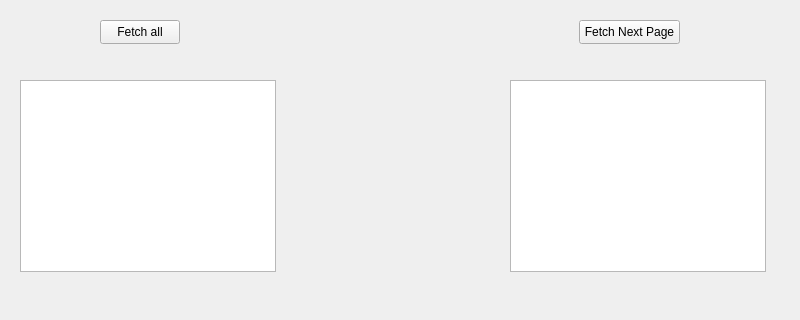
The window that rest-coro/client/mainwindow.ui (alkatzo/qt-coro-client) describes before a commit, drawn with Qt 5; both pictures show x 0 to 800 and y 0 to 320 of the 800 by 600 pixel window.
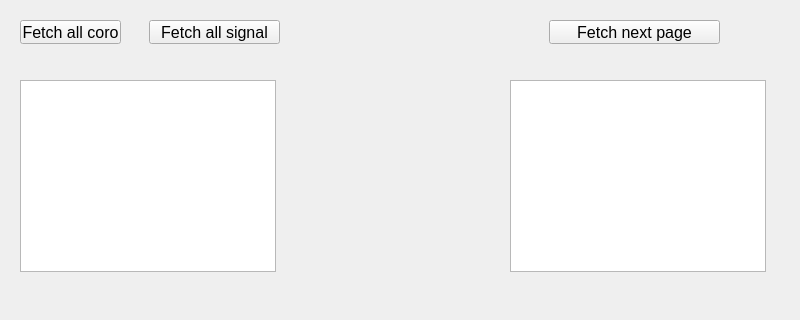
The same window after the commit.

Commit message: " works perfect with signals and coros and on-demand"

Patch:
```diff
--- a/rest-coro/client/mainwindow.ui
+++ b/rest-coro/client/mainwindow.ui
@@ -17,14 +17,22 @@
    <widget class="QPushButton" name="pbStart">
     <property name="geometry">
      <rect>
-      <x>100</x>
+      <x>20</x>
       <y>20</y>
-      <width>80</width>
+      <width>101</width>
       <height>24</height>
      </rect>
     </property>
+    <property name="font">
+     <font>
+      <pointsize>12</pointsize>
+     </font>
+    </property>
+    <property name="toolTip">
+     <string>Fetch full result using coro</string>
+    </property>
     <property name="text">
-     <string>Fetch all</string>
+     <string>Fetch all coro</string>
     </property>
    </widget>
    <widget class="QListView" name="listViewPaged">
@@ -50,14 +58,40 @@
    <widget class="QPushButton" name="pushByPage">
     <property name="geometry">
      <rect>
-      <x>579</x>
+      <x>549</x>
       <y>20</y>
-      <width>101</width>
+      <width>171</width>
       <height>24</height>
      </rect>
     </property>
+    <property name="font">
+     <font>
+      <pointsize>12</pointsize>
+     </font>
+    </property>
+    <property name="toolTip">
+     <string>Load next page on demand</string>
+    </property>
     <property name="text">
-     <string>Fetch Next Page</string>
+     <string>Fetch next page</string>
+    </property>
+   </widget>
+   <widget class="QPushButton" name="pbSignalSlot">
+    <property name="geometry">
+     <rect>
+      <x>149</x>
+      <y>20</y>
+      <width>131</width>
+      <height>24</height>
+     </rect>
+    </property>
+    <property name="font">
+     <font>
+      <pointsize>12</pointsize>
+     </font>
+    </property>
+    <property name="text">
+     <string>Fetch all signal</string>
     </property>
    </widget>
   </widget>
```
The commit also changes 6 other files.
